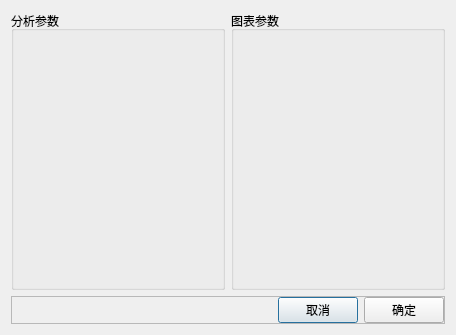
Above: src/pages/page/charts/xyserial/SAKXYSerialEditDialog.ui from x-tools-author/x-tools before the change. Below: the same form after it.
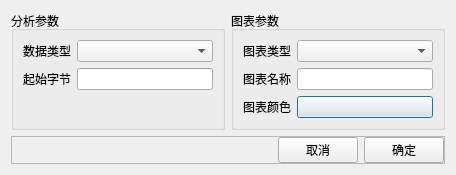
That is the form after the change.

The edit to the form file:
```diff
--- a/src/pages/page/charts/xyserial/SAKXYSerialEditDialog.ui
+++ b/src/pages/page/charts/xyserial/SAKXYSerialEditDialog.ui
@@ -7,7 +7,7 @@
     <x>0</x>
     <y>0</y>
     <width>456</width>
-    <height>335</height>
+    <height>156</height>
    </rect>
   </property>
   <property name="windowTitle">
@@ -25,6 +25,45 @@
      <property name="title">
       <string>分析参数</string>
      </property>
+     <layout class="QGridLayout" name="gridLayout_2">
+      <item row="1" column="0">
+       <widget class="QLabel" name="label_2">
+        <property name="text">
+         <string>起始字节</string>
+        </property>
+       </widget>
+      </item>
+      <item row="0" column="1">
+       <widget class="QComboBox" name="dataTypeComboBox"/>
+      </item>
+      <item row="1" column="1">
+       <widget class="QLineEdit" name="startByteLineEdit">
+        <property name="text">
+         <string notr="true"/>
+        </property>
+       </widget>
+      </item>
+      <item row="0" column="0">
+       <widget class="QLabel" name="label">
+        <property name="text">
+         <string>数据类型</string>
+        </property>
+       </widget>
+      </item>
+      <item row="2" column="0">
+       <spacer name="verticalSpacer">
+        <property name="orientation">
+         <enum>Qt::Vertical</enum>
+        </property>
+        <property name="sizeHint" stdset="0">
+         <size>
+          <width>20</width>
+          <height>40</height>
+         </size>
+        </property>
+       </spacer>
+      </item>
+     </layout>
     </widget>
    </item>
    <item row="0" column="1">
@@ -38,6 +77,46 @@
      <property name="title">
       <string notr="true">图表参数</string>
      </property>
+     <layout class="QGridLayout" name="gridLayout_3">
+      <item row="1" column="1">
+       <widget class="QLineEdit" name="chartNameLineEdit">
+        <property name="text">
+         <string notr="true"/>
+        </property>
+       </widget>
+      </item>
+      <item row="0" column="1">
+       <widget class="QComboBox" name="chartTypeComboBox"/>
+      </item>
+      <item row="0" column="0">
+       <widget class="QLabel" name="label_3">
+        <property name="text">
+         <string>图表类型</string>
+        </property>
+       </widget>
+      </item>
+      <item row="2" column="1">
+       <widget class="QPushButton" name="chartColorPushButton">
+        <property name="text">
+         <string notr="true"/>
+        </property>
+       </widget>
+      </item>
+      <item row="1" column="0">
+       <widget class="QLabel" name="label_4">
+        <property name="text">
+         <string>图表名称</string>
+        </property>
+       </widget>
+      </item>
+      <item row="2" column="0">
+       <widget class="QLabel" name="label_5">
+        <property name="text">
+         <string>图表颜色</string>
+        </property>
+       </widget>
+      </item>
+     </layout>
     </widget>
    </item>
    <item row="1" column="0" colspan="2">
```
Left out of the diff: 10 changed lines with no effect on the pictures.
